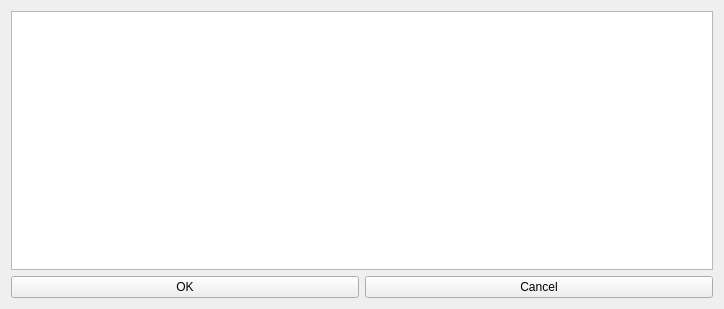
Before: the Qt Designer form src/apps/Daqster/pluginlist.ui in samiavasil/temporary, drawn with Qt 5.
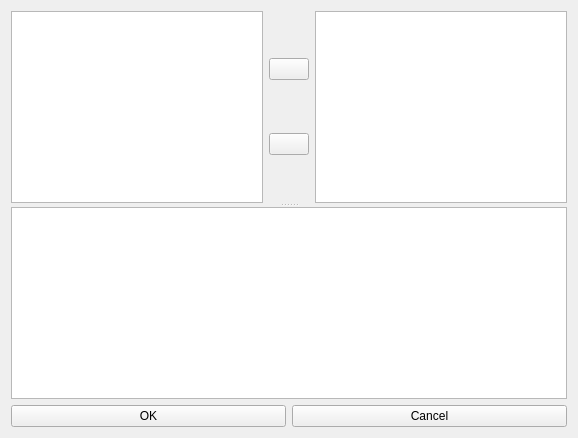
After: the same form once the commit is applied. Icons and pictures are not drawn.

```diff
--- a/src/apps/Daqster/pluginlist.ui
+++ b/src/apps/Daqster/pluginlist.ui
@@ -6,8 +6,8 @@
    <rect>
     <x>0</x>
     <y>0</y>
-    <width>724</width>
-    <height>309</height>
+    <width>578</width>
+    <height>438</height>
    </rect>
   </property>
   <property name="windowTitle">
@@ -18,9 +18,71 @@
   </property>
   <layout class="QGridLayout" name="gridLayout">
    <item row="0" column="0">
-    <layout class="QVBoxLayout" name="verticalLayout">
+    <layout class="QVBoxLayout" name="verticalLayout_2">
      <item>
-      <widget class="QTableWidget" name="pluginList"/>
+      <widget class="QSplitter" name="splitter">
+       <property name="orientation">
+        <enum>Qt::Vertical</enum>
+       </property>
+       <widget class="QWidget" name="">
+        <layout class="QHBoxLayout" name="horizontalLayout_2">
+         <item>
+          <widget class="QListWidget" name="availablePluginList"/>
+         </item>
+         <item>
+          <layout class="QVBoxLayout" name="verticalLayout">
+           <item>
+            <widget class="QPushButton" name="addButton">
+             <property name="sizePolicy">
+              <sizepolicy hsizetype="Fixed" vsizetype="Fixed">
+               <horstretch>0</horstretch>
+               <verstretch>0</verstretch>
+              </sizepolicy>
+             </property>
+             <property name="text">
+              <string/>
+             </property>
+             <property name="icon">
+              <iconset>
+               <disabledon>:/toolbar/icons/icons/right_1.png</disabledon>
+              </iconset>
+             </property>
+            </widget>
+           </item>
+           <item>
+            <widget class="QPushButton" name="removeButton">
+             <property name="sizePolicy">
+              <sizepolicy hsizetype="Fixed" vsizetype="Fixed">
+               <horstretch>0</horstretch>
+               <verstretch>0</verstretch>
+              </sizepolicy>
+             </property>
+             <property name="text">
+              <string/>
+             </property>
+             <property name="icon">
+              <iconset>
+               <disabledon>:/toolbar/icons/icons/left_1.png</disabledon>
+              </iconset>
+             </property>
+            </widget>
+           </item>
+          </layout>
+         </item>
+         <item>
+          <widget class="QListWidget" name="activePluginList"/>
+         </item>
+        </layout>
+       </widget>
+       <widget class="QPlainTextEdit" name="pluginDescription">
+        <property name="backgroundVisible">
+         <bool>false</bool>
+        </property>
+        <property name="centerOnScroll">
+         <bool>false</bool>
+        </property>
+       </widget>
+      </widget>
      </item>
      <item>
       <layout class="QHBoxLayout" name="horizontalLayout">
```
Left out of the diff: 1 changed line with no effect on the pictures.
